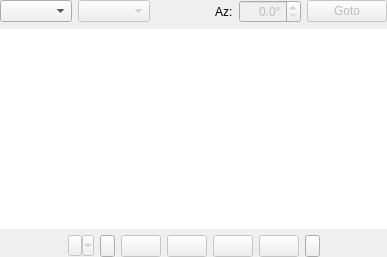
Above: ui/RotatorWidget.ui from aa5sh/QLog before the change. Below: the same form after it.
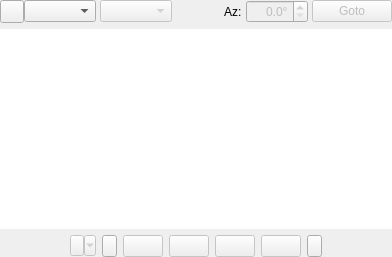
That is the form after the change. Icons and pictures are not drawn. Custom widgets are drawn as their Qt base class.

Commit message: Main Menu - Removed Equipment; Added Power On-Off buttons to corresponding widgets

```diff
--- a/ui/RotatorWidget.ui
+++ b/ui/RotatorWidget.ui
@@ -6,7 +6,7 @@
    <rect>
     <x>0</x>
     <y>0</y>
-    <width>387</width>
+    <width>392</width>
     <height>257</height>
    </rect>
   </property>
@@ -28,6 +28,36 @@
    </property>
    <item>
     <layout class="QHBoxLayout" name="horizontalLayout">
+     <property name="spacing">
+      <number>4</number>
+     </property>
+     <item>
+      <layout class="QHBoxLayout" name="horizontalLayout_3">
+       <property name="spacing">
+        <number>0</number>
+       </property>
+       <item>
+        <widget class="QToolButton" name="connectButton">
+         <property name="sizePolicy">
+          <sizepolicy hsizetype="Fixed" vsizetype="Preferred">
+           <horstretch>0</horstretch>
+           <verstretch>0</verstretch>
+          </sizepolicy>
+         </property>
+         <property name="maximumSize">
+          <size>
+           <width>24</width>
+           <height>100</height>
+          </size>
+         </property>
+         <property name="focusPolicy">
+          <enum>Qt::ClickFocus</enum>
+         </property>
+         <property name="toolButtonStyle">
+          <enum>Qt::ToolButtonIconOnly</enum>
+         </property>
+        </widget>
+       </item>
      <item>
       <widget class="QComboBox" name="rotProfileCombo">
        <property name="focusPolicy">
@@ -37,6 +67,8 @@
         <enum>QComboBox::AdjustToContents</enum>
        </property>
       </widget>
+       </item>
+      </layout>
      </item>
      <item>
       <widget class="QComboBox" name="userButtonsProfileCombo">
```
Lines whose indentation alone changed are shown as unchanged. The commit also changes 13 other files.
